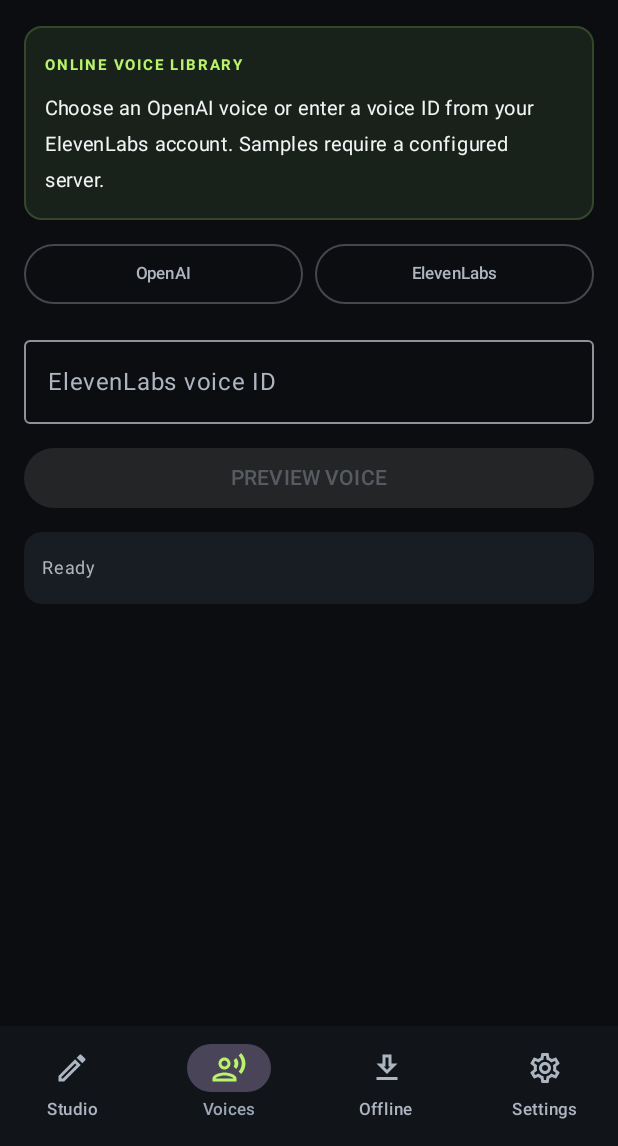
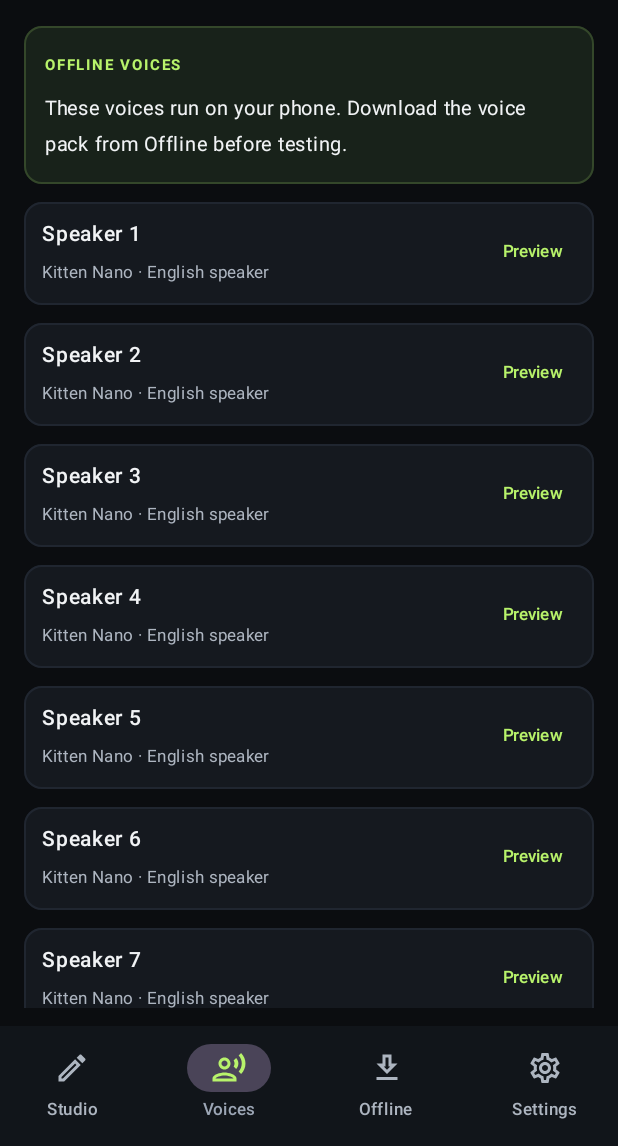
Before and after one commit to jhaa2k/Samb-tts, an Android app built with Jetpack Compose: the screen it shows after launch (MainActivity), item 2 of the bottom bar chosen, on a phone screen of 412 x 824 dp, the part 90-1236 px from its top. Run offline under Robolectric (Android 15) with nearby library versions, the phone set to English and light mode, and no system bars; libraries missing offline, so code that uses them is left out: com.k2fsa.sherpa, org.apache.commons.

Commit message:
Show offline speakers in voice library and use actual offline preview

```diff
--- a/app/src/main/java/com/sambvoice/app/MainActivity.kt
+++ b/app/src/main/java/com/sambvoice/app/MainActivity.kt
@@ -179,7 +179,19 @@ class MainActivity : ComponentActivity() {
                                 }
 
                                 AppScreen.VOICES -> {
-                                    InfoCard("ONLINE VOICE LIBRARY", "Choose an OpenAI voice or enter a voice ID from your ElevenLabs account. Samples require a configured server.")
+                                    if (provider == "offline") {
+                                        InfoCard("OFFLINE VOICES", "These voices run on your phone. Download the voice pack from Offline before testing.")
+                                        offlineVoices.forEach { voice ->
+                                            VoiceRow(voice.name, voice.style, selectedVoice == voice.name, "Preview") {
+                                                selectedVoice = voice.name
+                                                if (offlineInstalled) {
+                                                    stopPlayback()
+                                                    offlineEngine.speak("Hello. This is an offline voice test.", voice.speakerId, speechSpeed, outputVolume, offlineThreads) { s -> runOnUiThread { notice = s } }
+                                                } else notice = "Download the offline voice pack first."
+                                            }
+                                        }
+                                    } else {
+                                    InfoCard("ONLINE VOICE LIBRARY", "Online previews require a deployed speech server URL and a valid provider API key.")
                                     Row(horizontalArrangement = Arrangement.spacedBy(8.dp)) {
                                         ModeButton("OpenAI", provider == "openai", Modifier.weight(1f)) { provider = "openai" }
                                         ModeButton("ElevenLabs", provider == "elevenlabs", Modifier.weight(1f)) { provider = "elevenlabs" }
@@ -200,6 +212,7 @@ class MainActivity : ComponentActivity() {
                                         }, modifier = Modifier.fillMaxWidth(), enabled = elevenVoiceId.isNotBlank()) { Text("PREVIEW VOICE") }
                                     }
                                     StatusCard(notice)
+                                    }
                                 }
 
                                 AppScreen.OFFLINE -> {
```
